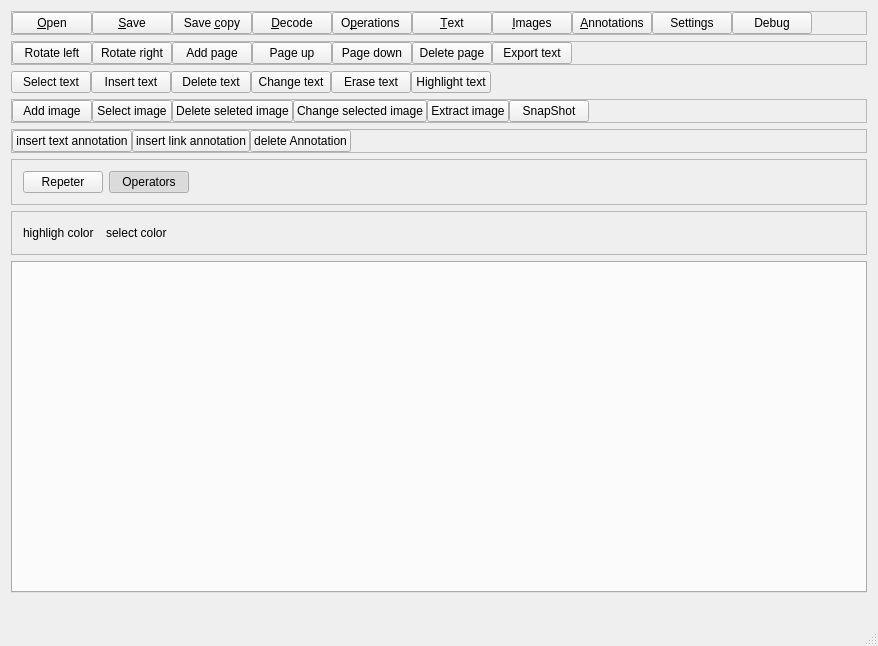
This is pdfgui.ui in caronnee/pdfeditor as Qt 5 draws it before an edit. The edited form follows.
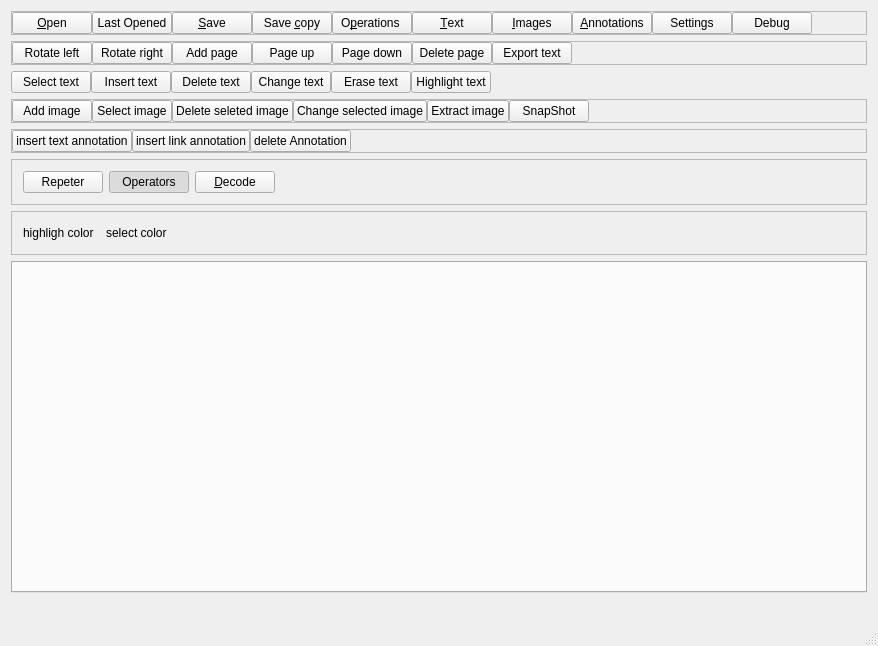
This is the edited form. Icons and pictures are not drawn. Custom widgets are drawn as their Qt base class.

Commit message: implemented last opened files

```diff
--- a/pdfgui.ui
+++ b/pdfgui.ui
@@ -62,6 +62,23 @@
          </property>
         </widget>
        </item>
+       <item>
+        <widget class="QPushButton" name="lastOpenedButton">
+         <property name="text">
+          <string>Last Opened</string>
+         </property>
+         <property name="icon">
+          <iconset resource="pdf.qrc">
+           <normaloff>:/images/open.ico</normaloff>:/images/open.ico</iconset>
+         </property>
+         <property name="iconSize">
+          <size>
+           <width>32</width>
+           <height>32</height>
+          </size>
+         </property>
+        </widget>
+       </item>
        <item>
         <widget class="QPushButton" name="saveButton">
          <property name="toolTip">
@@ -102,26 +119,6 @@
          </property>
         </widget>
        </item>
-       <item>
-        <widget class="QPushButton" name="saveEncodedButton">
-         <property name="toolTip">
-          <string>save decoded</string>
-         </property>
-         <property name="text">
-          <string>&amp;Decode</string>
-         </property>
-         <property name="icon">
-          <iconset resource="pdf.qrc">
-           <normaloff>:/images/decrypt_icon.jpg</normaloff>:/images/decrypt_icon.jpg</iconset>
-         </property>
-         <property name="iconSize">
-          <size>
-           <width>32</width>
-           <height>32</height>
-          </size>
-         </property>
-        </widget>
-       </item>
        <item>
         <widget class="QPushButton" name="contentButton">
          <property name="sizePolicy">
@@ -885,6 +882,26 @@
          </attribute>
         </widget>
        </item>
+       <item>
+        <widget class="QPushButton" name="saveEncodedButton">
+         <property name="toolTip">
+          <string>save decoded</string>
+         </property>
+         <property name="text">
+          <string>&amp;Decode</string>
+         </property>
+         <property name="icon">
+          <iconset resource="pdf.qrc">
+           <normaloff>:/images/decrypt_icon.jpg</normaloff>:/images/decrypt_icon.jpg</iconset>
+         </property>
+         <property name="iconSize">
+          <size>
+           <width>32</width>
+           <height>32</height>
+          </size>
+         </property>
+        </widget>
+       </item>
        <item>
         <spacer name="horizontalSpacer_6">
          <property name="orientation">
```
Left out of the diff: 2 changed lines with no effect on the pictures. The commit also changes 17 other files.
